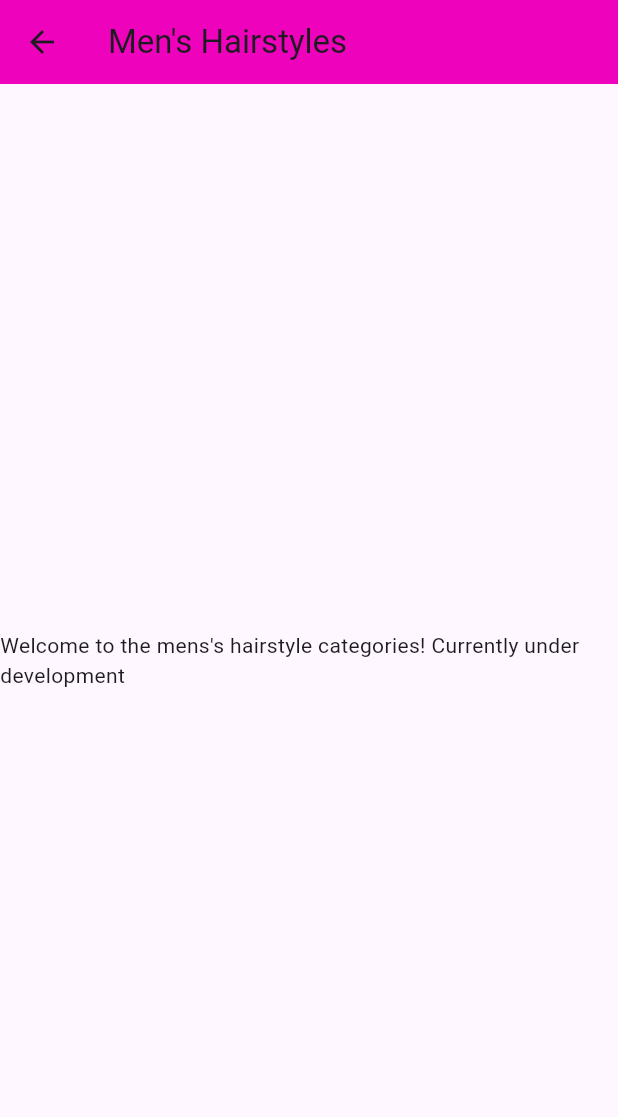
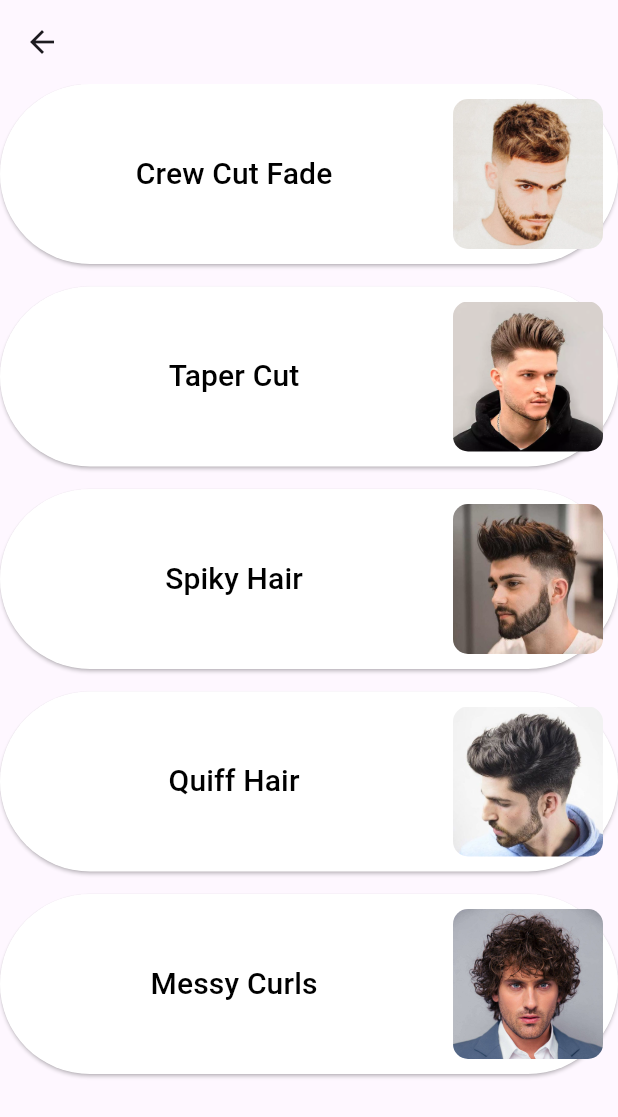
Before and after one commit to 001-lasen/SDGP-2023-2024, a Flutter app: the MensHairStyleCat screen opened directly, on a phone screen of 412 x 824 dp. Shown: the top 1117 px of the screen. Run offline on Flutter 3.47's test engine with Material 3 defaults, Android fonts, the phone set to English and light mode, and no system bars.

Commit message:
4th commit - created hairstyle pages of male and female
Created hairstyle page for male category.
Created hairstyle page for female category.

```diff
--- a/fit_me/lib/mensHairStyleCat.dart
+++ b/fit_me/lib/mensHairStyleCat.dart
@@ -1,16 +1,78 @@
 import 'package:flutter/material.dart';
 
-class MensHairStyleCat extends StatelessWidget {
+class   MensHairStyleCat extends StatelessWidget {
   @override
   Widget build(BuildContext context) {
     return Scaffold(
       appBar: AppBar(
-        title: Text('Men\'s Hairstyles'),
-        backgroundColor: Color.fromARGB(255, 238, 2, 187),
+        //title: Text('Men\'s Clothing'),
+        //backgroundColor: Color.fromARGB(255, 238, 2, 187),
       ),
-      body: Center(
-        child: Text('Welcome to the mens\'s hairstyle categories! Currently under development'),
+      body: SingleChildScrollView(
+        child: Center(
+          child: Column(
+            mainAxisAlignment: MainAxisAlignment.center,
+            children: [
+              _categoryButton("Crew Cut Fade", "imgs/crew_ cut_fade.jpeg"),
+              SizedBox(height: 15),
+              _categoryButton("Taper Cut", "imgs/taper_cut.jpeg"),
+              SizedBox(height: 15),
+              _categoryButton("Spiky Hair", "imgs/spiky_hair.jpeg"),
+              SizedBox(height: 15),
+              _categoryButton("Quiff Hair", "imgs/quiff.jpeg"),
+              SizedBox(height: 15),
+              _categoryButton("Messy Curls", "imgs/messy_curls.jpeg"),
+              SizedBox(height: 1),
+            ],
+          ),
+        ),
+      ),
+    );
+  }
+
+  Widget _categoryButton(String categoryName, String imagePath) {
+    return Container(
+      width: double.infinity,
+      child: ElevatedButton(
+        onPressed: () {
+          // Handle button press
+        },
+        style: ElevatedButton.styleFrom(
+          padding: EdgeInsets.all(10.0),
+          backgroundColor: Colors.white, // Set button background color
+        ),
+        child: Row(
+          mainAxisAlignment: MainAxisAlignment.spaceBetween,
+          children: [
+            Expanded(
+              child: Center(
+                child: Text(
+                  categoryName,
+                  style: TextStyle(fontSize: 20, color: Colors.black),
+                ),
+              ),
+            ),
+            Container(
+              width: 100,
+              height: 100,
+              decoration: BoxDecoration(
+                shape: BoxShape.rectangle,
+                borderRadius: BorderRadius.circular(10.0),
+                image: DecorationImage(
+                  image: AssetImage(imagePath),
+                  fit: BoxFit.cover,
+                ),
+              ),
+            ),
+          ],
+        ),
       ),
     );
   }
 }
+
+void main() {
+  runApp(MaterialApp(
+    home: MensHairStyleCat(),
+  ));
+}
```
Also changed, not shown: fit_me/lib/womensHairStyleCat.dart (+66 -4 lines), fit_me/imgs/butterfly_layer.jpeg (added), fit_me/imgs/crew_ cut_fade.jpeg (added), fit_me/imgs/curly_hair.jpeg (added), fit_me/imgs/kinky_hair.jpeg (added), fit_me/imgs/messy_curls.jpeg (added), fit_me/imgs/quiff.jpeg (added), fit_me/imgs/spiky_hair.jpeg (added), fit_me/imgs/straight_hair.jpeg (added), fit_me/imgs/taper_cut.jpeg (added), fit_me/imgs/wavy_hair.jpeg (added), 3 other files.
